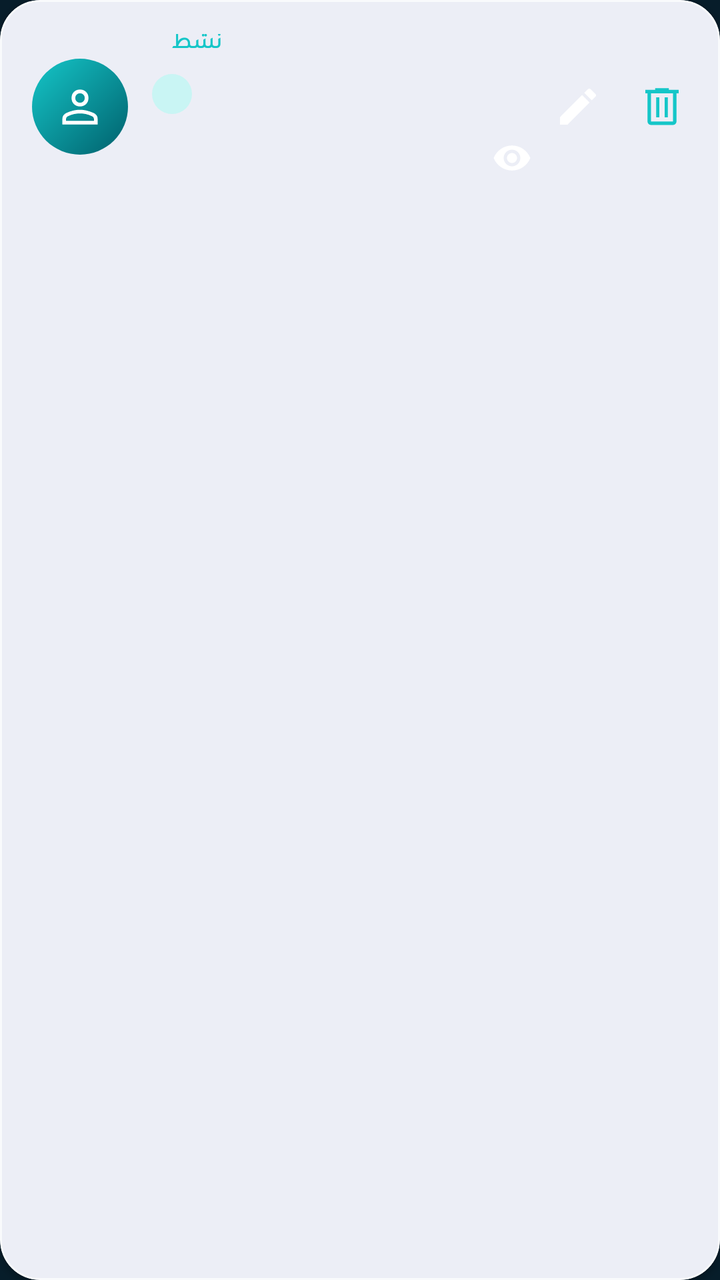
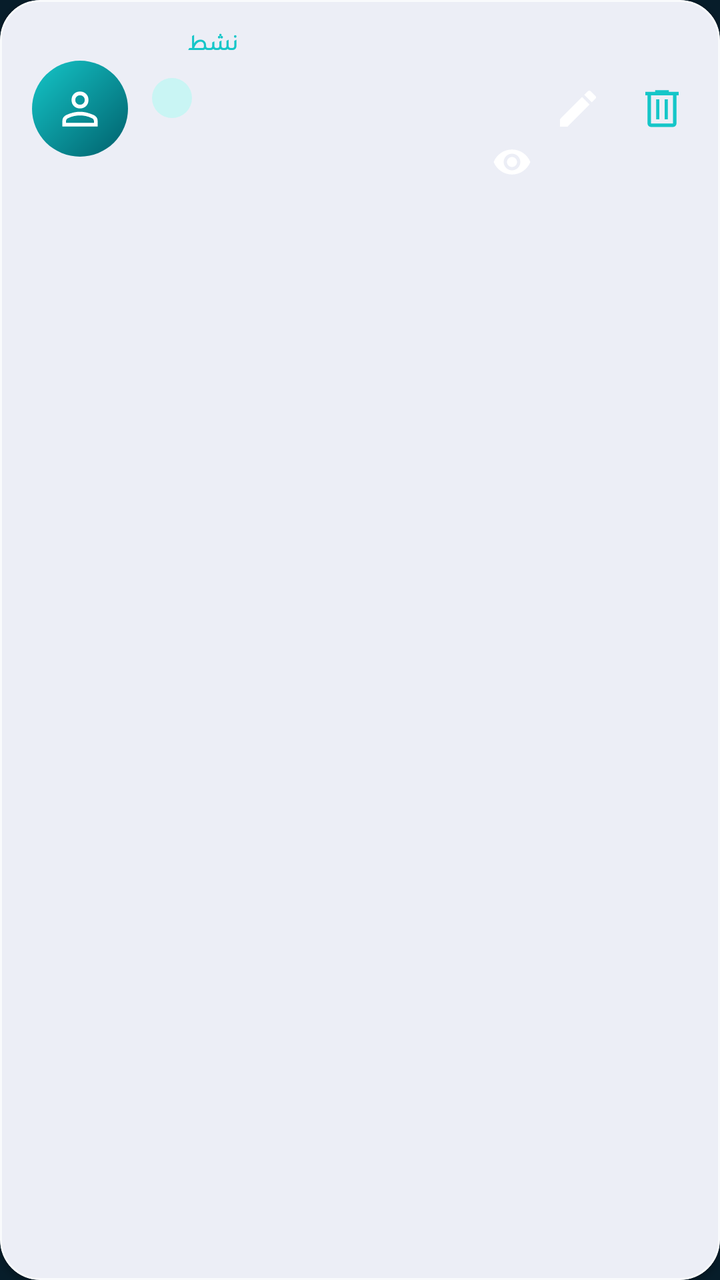

The first picture is an Android layout as it rendered before a commit; the second is the same layout after the commit. The layout source and the unified diff follow.
<!-- AndroidManifest.xml: application theme Theme.MasahHisabat -->
<!-- res/layout/item_member.xml -->
<?xml version="1.0" encoding="utf-8"?>
<com.google.android.material.card.MaterialCardView xmlns:android="http://schemas.android.com/apk/res/android"
    xmlns:app="http://schemas.android.com/apk/res-auto"
    android:layout_width="match_parent"
    android:layout_height="wrap_content"
    android:layout_marginStart="20dp"
    android:layout_marginEnd="20dp"
    android:layout_marginBottom="10dp"
    app:cardCornerRadius="20dp"
    app:cardElevation="2dp"
    app:strokeWidth="1dp"
    app:strokeColor="@color/day_card_stroke">

    <LinearLayout
        android:layout_width="match_parent"
        android:layout_height="wrap_content"
        android:minHeight="98dp"
        android:gravity="center_vertical"
        android:paddingStart="16dp"
        android:paddingTop="14dp"
        android:paddingEnd="10dp"
        android:paddingBottom="14dp">

        <FrameLayout
            android:layout_width="48dp"
            android:layout_height="48dp"
            android:background="@drawable/group_icon_bg">
            <ImageView
                android:layout_width="26dp"
                android:layout_height="26dp"
                android:layout_gravity="center"
                android:src="@drawable/ic_person"
                app:tint="#FFFFFF"
                android:contentDescription="@string/add_member" />
        </FrameLayout>

        <LinearLayout
            android:layout_width="0dp"
            android:layout_height="wrap_content"
            android:layout_weight="1"
            android:layout_marginStart="12dp"
            android:orientation="vertical">

            
            <LinearLayout
                android:layout_width="wrap_content"
                android:layout_height="wrap_content"
                android:orientation="horizontal"
                android:gravity="center_vertical">

                <TextView
                    android:id="@+id/member_name"
                    android:layout_width="wrap_content"
                    android:layout_height="wrap_content"
                    android:textSize="17sp"
                    android:textStyle="bold"
                    android:includeFontPadding="false"
                    android:fontFamily="@font/tajawal_bold" />

                <TextView
                    android:id="@+id/member_status"
                    android:layout_width="wrap_content"
                    android:layout_height="wrap_content"
                    android:layout_marginStart="10dp"
                    android:text="نشط"
                    android:textSize="11sp"
                    android:textStyle="bold"
                    android:includeFontPadding="false"
                    android:textColor="@color/accent" />
            </LinearLayout>

            
                <TextView
                    android:id="@+id/member_role"
                    android:layout_width="wrap_content"
                    android:layout_height="wrap_content"
                    android:layout_marginTop="6dp"
                    android:textSize="12sp"
                    android:includeFontPadding="false"
                    android:fontFamily="@font/tajawal_medium"
                    android:paddingStart="10dp"
                    android:paddingEnd="10dp"
                    android:paddingTop="4dp"
                    android:paddingBottom="4dp"
                    android:background="@drawable/badge_bg"
                    android:textColor="@color/primary_dark" />

            
            <LinearLayout
                android:id="@+id/row_password"
                android:layout_width="match_parent"
                android:layout_height="wrap_content"
                android:layout_marginTop="8dp"
                android:gravity="center_vertical"
                android:background="?attr/selectableItemBackground"
                android:orientation="horizontal">

                <TextView
                    android:id="@+id/member_password"
                    android:layout_width="0dp"
                    android:layout_height="wrap_content"
                    android:layout_weight="1"
                    android:textSize="12sp"
                    android:includeFontPadding="false"
                    android:fontFamily="@font/tajawal_regular"
                    android:maxLines="1" />

                <ImageView
                    android:id="@+id/iv_password_visibility"
                    android:layout_width="28dp"
                    android:layout_height="28dp"
                    android:layout_marginStart="6dp"
                    android:padding="4dp"
                    android:src="@drawable/ic_visibility"
                    android:background="?attr/selectableItemBackgroundBorderless"
                    android:contentDescription="إظهار كلمة المرور" />
            </LinearLayout>
        </LinearLayout>

        <ImageView
            android:id="@+id/member_edit"
            android:layout_width="38dp"
            android:layout_height="38dp"
            android:padding="7dp"
            android:layout_marginEnd="4dp"
            android:src="@drawable/ic_edit"
            android:background="?attr/selectableItemBackgroundBorderless"
            android:contentDescription="تعديل العضو" />

        <ImageView
            android:id="@+id/member_delete"
            android:layout_width="38dp"
            android:layout_height="38dp"
            android:padding="7dp"
            android:src="@drawable/ic_delete"
            android:background="?attr/selectableItemBackgroundBorderless"
            android:contentDescription="@string/delete" />
    </LinearLayout>
</com.google.android.material.card.MaterialCardView>
<!-- resources referenced by this layout -->
<resources>
  <color name="accent">#15C6C8</color>
  <color name="day_card_stroke">#B8FFFFFF</color>
  <color name="primary_dark">#00606C</color>
  <!-- drawable badge_bg (drawable) -->
  <?xml version="1.0" encoding="utf-8"?>
  <shape xmlns:android="http://schemas.android.com/apk/res/android" android:shape="rectangle">
      <solid android:color="@color/primary_light" />
      <corners android:radius="16dp" />
  </shape>
  <!-- drawable group_icon_bg (drawable) -->
  <?xml version="1.0" encoding="utf-8"?>
  <shape xmlns:android="http://schemas.android.com/apk/res/android"
      android:shape="rectangle">
      <gradient
          android:angle="135"
          android:startColor="@color/primary_dark"
          android:endColor="@color/accent"
          android:type="linear" />
      <corners android:radius="24dp" />
  </shape>
  <!-- drawable ic_delete (drawable) -->
  <?xml version="1.0" encoding="utf-8"?>
  <vector xmlns:android="http://schemas.android.com/apk/res/android"
      android:width="24dp" android:height="24dp"
      android:viewportWidth="960" android:viewportHeight="960">
      <path
          android:fillColor="@color/accent"
          android:pathData="M 259.09 845.98 Q 230.64 845.98 210.68 826.09 Q 190.72 806.20 190.72 777.85 L 190.72 211.91 L 145.65 211.91 L 145.65 143.78 L 343.93 143.78 L 343.93 109.48 L 615.83 109.48 L 615.83 143.78 L 814.35 143.78 L 814.35 211.91 L 769.28 211.91 L 769.28 777.85 Q 769.28 805.45 748.95 825.71 Q 728.61 845.98 700.91 845.98 L 259.09 845.98 Z M 700.91 211.91 L 259.09 211.91 L 259.09 777.85 L 700.91 777.85 L 700.91 211.91 Z M 363.89 693.76 L 427.96 693.76 L 427.96 294.76 L 363.89 294.76 L 363.89 693.76 Z M 532.04 693.76 L 596.35 693.76 L 596.35 294.76 L 532.04 294.76 L 532.04 693.76 Z M 259.09 211.91 L 259.09 777.85 L 259.09 211.91 Z"/>
  </vector>
  <!-- drawable ic_edit (drawable) -->
  <?xml version="1.0" encoding="utf-8"?>
  <vector xmlns:android="http://schemas.android.com/apk/res/android"
      android:width="24dp" android:height="24dp" android:viewportWidth="24" android:viewportHeight="24">
      <path android:fillColor="#FFFFFF"
          android:pathData="M3 17.25V21h3.75L17.81 9.94l-3.75-3.75L3 17.25zM20.71 7.04c0.39-0.39 0.39-1.02 0-1.41l-2.34-2.34c-0.39-0.39-1.02-0.39-1.41 0l-1.83 1.83 3.75 3.75 1.83-1.83z"/>
  </vector>
  <!-- drawable ic_visibility (drawable) -->
  <?xml version="1.0" encoding="utf-8"?>
  <vector xmlns:android="http://schemas.android.com/apk/res/android"
      android:width="24dp" android:height="24dp" android:viewportWidth="24" android:viewportHeight="24">
      <path android:fillColor="#FFFFFF"
          android:pathData="M12 4.5C7 4.5 2.73 7.61 1 12c1.73 4.39 6 7.5 11 7.5s9.27-3.11 11-7.5c-1.73-4.39-6-7.5-11-7.5zM12 17c-2.76 0-5-2.24-5-5s2.24-5 5-5 5 2.24 5 5-2.24 5-5 5zm0-8c-1.66 0-3 1.34-3 3s1.34 3 3 3 3-1.34 3-3-1.34-3-3-3z"/>
  </vector>
  <string name="add_member">إضافة عضو</string>
  <string name="delete">حذف</string>
  <color name="primary_light">#C9F5F4</color>
  <color name="primary">#087E8B</color>
  <color name="white">#FFFFFF</color>
  <color name="ic_bg">#06252C</color>
  <color name="night_background">#071D2A</color>
  <style name="TextStyle" parent="@android:style/Widget.TextView">
          <item name="android:fontFamily">@font/tajawal_regular</item>
      </style>
  <style name="Shape.Small" parent="ShapeAppearance.Material3.SmallComponent">
          <item name="cornerSize">12dp</item>
      </style>
  <style name="Shape.Medium" parent="ShapeAppearance.Material3.MediumComponent">
          <item name="cornerSize">16dp</item>
      </style>
  <style name="Shape.Large" parent="ShapeAppearance.Material3.LargeComponent">
          <item name="cornerSize">28dp</item>
      </style>
</resources>

<!-- the commit's change to res/layout/item_member.xml (unified diff, before → after) -->
@@ -66,6 +66,10 @@
                     android:textSize="11sp"
                     android:textStyle="bold"
                     android:includeFontPadding="false"
+                    android:paddingStart="8dp"
+                    android:paddingTop="4dp"
+                    android:paddingEnd="8dp"
+                    android:paddingBottom="4dp"
                     android:textColor="@color/accent" />
             </LinearLayout>
 
